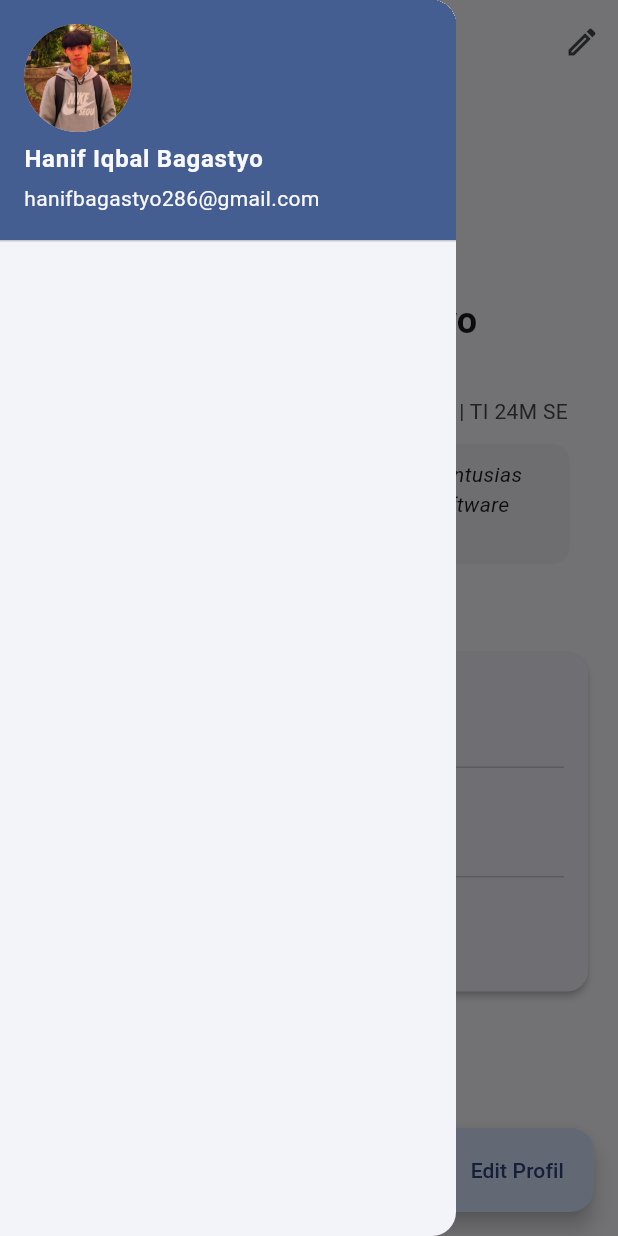
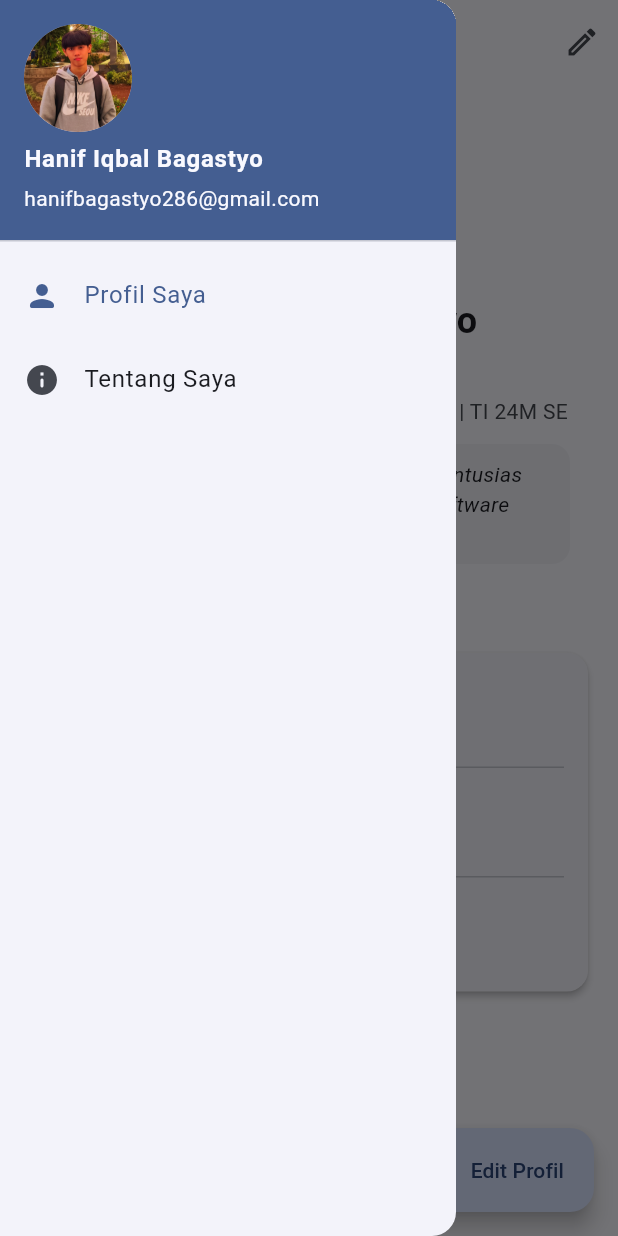
Before and after one commit to Gipsy-Av/uts-pml-1124160126, a Flutter app: the screen it shows after launch, with the side drawer open, on a phone screen of 412 x 824 dp. Run offline on Flutter 3.47's test engine with Material 3 defaults, Android fonts, the phone set to English and light mode, and no system bars.

Commit message:
Hari 3-6: tambahkan navigasi menu Drawer menuju Profil dan Halaman Tentang Saya

```diff
--- a/soal2_profil_app/lib/screens/profile_page.dart
+++ b/soal2_profil_app/lib/screens/profile_page.dart
@@ -2,6 +2,7 @@ import 'package:flutter/material.dart';
 import '../models/profile.dart';
 import '../widgets/info_tile.dart';
 import 'edit_profile_page.dart';
+import 'about_page.dart';
 
 class ProfilePage extends StatefulWidget {
   const ProfilePage({super.key});
@@ -67,6 +68,25 @@ class _ProfilePageState extends State<ProfilePage> {
                 style: const TextStyle(fontWeight: FontWeight.bold),
               ),
               accountEmail: Text(_profile.email),
+            ),
+            ListTile(
+              leading: const Icon(Icons.person_rounded),
+              title: const Text('Profil Saya'),
+              selected: true,
+              onTap: () {
+                Navigator.pop(context);
+              },
+            ),
+            ListTile(
+              leading: const Icon(Icons.info_rounded),
+              title: const Text('Tentang Saya'),
+              onTap: () {
+                Navigator.pop(context);
+                Navigator.push(
+                  context,
+                  MaterialPageRoute(builder: (context) => const AboutPage()),
+                );
+              },
             ),
           ],
         ),
```
